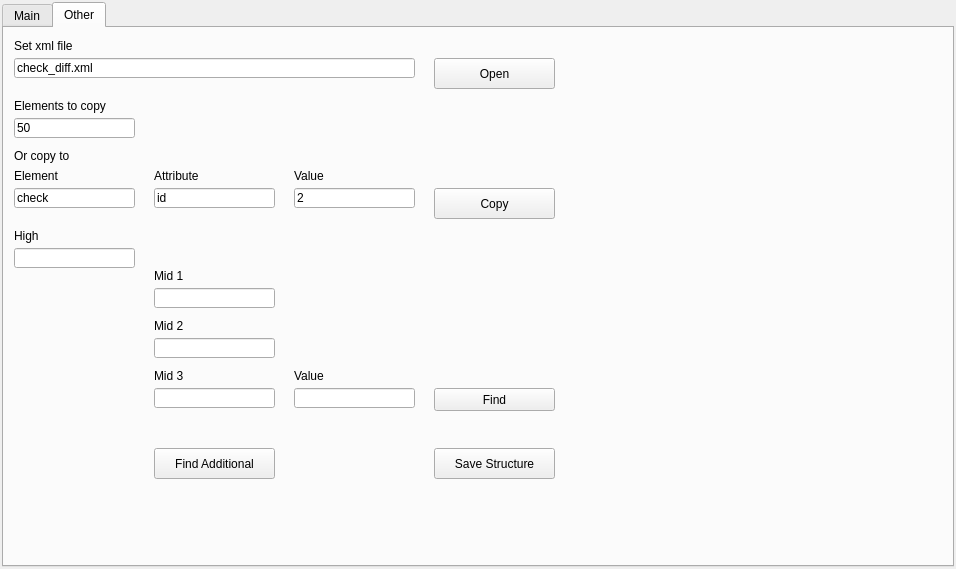
Altsdandre/XmlAddressParse, file XmlAddressParse.ui: the form before one commit.
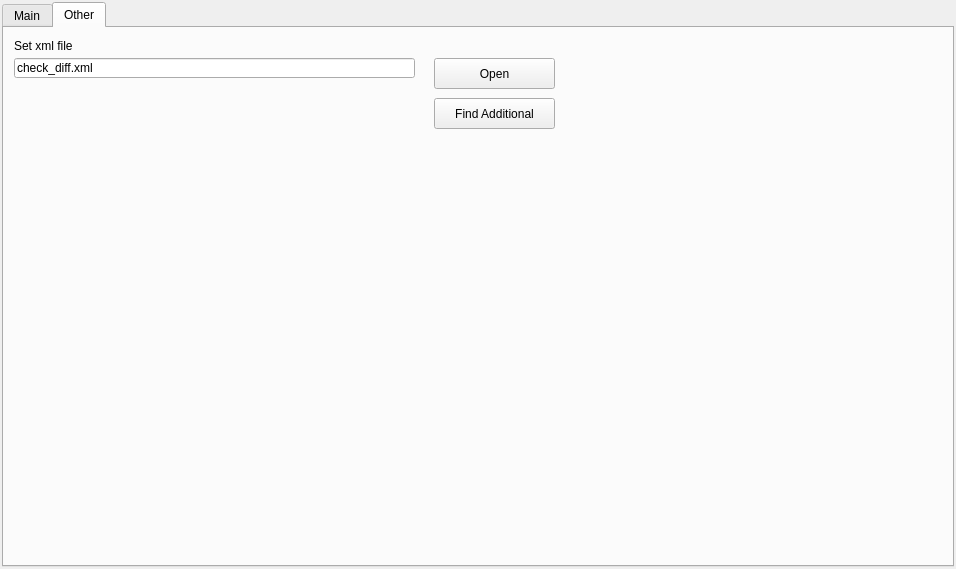
The form after the commit. The open tabs and pages were chosen to show the change.

The edit to the form file:
```diff
--- a/XmlAddressParse.ui
+++ b/XmlAddressParse.ui
@@ -141,8 +141,8 @@
        <widget class="QPushButton" name="pushButton">
         <property name="geometry">
          <rect>
-          <x>150</x>
-          <y>420</y>
+          <x>430</x>
+          <y>70</y>
           <width>121</width>
           <height>31</height>
          </rect>
@@ -164,65 +164,6 @@
          <string>Open</string>
         </property>
        </widget>
-       <widget class="QLabel" name="label_6">
-        <property name="geometry">
-         <rect>
-          <x>150</x>
-          <y>340</y>
-          <width>121</width>
-          <height>16</height>
-         </rect>
-        </property>
-        <property name="text">
-         <string>Mid 3</string>
-        </property>
-       </widget>
-       <widget class="QLineEdit" name="elementEdit">
-        <property name="geometry">
-         <rect>
-          <x>10</x>
-          <y>160</y>
-          <width>121</width>
-          <height>20</height>
-         </rect>
-        </property>
-        <property name="text">
-         <string>check</string>
-        </property>
-        <property name="placeholderText">
-         <string>check</string>
-        </property>
-       </widget>
-       <widget class="QLineEdit" name="mid1Edit">
-        <property name="geometry">
-         <rect>
-          <x>150</x>
-          <y>260</y>
-          <width>121</width>
-          <height>20</height>
-         </rect>
-        </property>
-       </widget>
-       <widget class="QLineEdit" name="highEdit">
-        <property name="geometry">
-         <rect>
-          <x>10</x>
-          <y>220</y>
-          <width>121</width>
-          <height>20</height>
-         </rect>
-        </property>
-       </widget>
-       <widget class="QLineEdit" name="mid3Edit">
-        <property name="geometry">
-         <rect>
-          <x>150</x>
-          <y>360</y>
-          <width>121</width>
-          <height>20</height>
-         </rect>
-        </property>
-       </widget>
        <widget class="QLineEdit" name="openEdit">
         <property name="geometry">
          <rect>
@@ -236,100 +177,6 @@
          <string>check_diff.xml</string>
         </property>
        </widget>
-       <widget class="QPushButton" name="saveStructButton">
-        <property name="geometry">
-         <rect>
-          <x>430</x>
-          <y>420</y>
-          <width>121</width>
-          <height>31</height>
-         </rect>
-        </property>
-        <property name="text">
-         <string>Save Structure</string>
-        </property>
-       </widget>
-       <widget class="QLabel" name="label">
-        <property name="geometry">
-         <rect>
-          <x>10</x>
-          <y>120</y>
-          <width>121</width>
-          <height>16</height>
-         </rect>
-        </property>
-        <property name="text">
-         <string>Or copy to</string>
-        </property>
-       </widget>
-       <widget class="QLabel" name="elementlabel">
-        <property name="geometry">
-         <rect>
-          <x>10</x>
-          <y>140</y>
-          <width>111</width>
-          <height>16</height>
-         </rect>
-        </property>
-        <property name="text">
-         <string>Element</string>
-        </property>
-       </widget>
-       <widget class="QLabel" name="label_4">
-        <property name="geometry">
-         <rect>
-          <x>290</x>
-          <y>340</y>
-          <width>121</width>
-          <height>16</height>
-         </rect>
-        </property>
-        <property name="text">
-         <string>Value</string>
-        </property>
-       </widget>
-       <widget class="QLineEdit" name="valueEdit">
-        <property name="geometry">
-         <rect>
-          <x>290</x>
-          <y>160</y>
-          <width>121</width>
-          <height>20</height>
-         </rect>
-        </property>
-        <property name="text">
-         <string>2</string>
-        </property>
-        <property name="placeholderText">
-         <string>2</string>
-        </property>
-       </widget>
-       <widget class="QLabel" name="label_2">
-        <property name="geometry">
-         <rect>
-          <x>10</x>
-          <y>200</y>
-          <width>111</width>
-          <height>16</height>
-         </rect>
-        </property>
-        <property name="text">
-         <string>High</string>
-        </property>
-       </widget>
-       <widget class="QPushButton" name="findButton">
-        <property name="geometry">
-         <rect>
-          <x>430</x>
-          <y>360</y>
-          <width>121</width>
-          <height>23</height>
-         </rect>
-        </property>
-        <property name="text">
-         <string>Find</string>
-        </property>
-       </widget>
        <widget class="QLabel" name="openlabel">
         <property name="geometry">
          <rect>
@@ -343,136 +190,6 @@
          <string>Set xml file</string>
         </property>
        </widget>
-       <widget class="QLineEdit" name="attributeEdit">
-        <property name="geometry">
-         <rect>
-          <x>150</x>
-          <y>160</y>
-          <width>121</width>
-          <height>20</height>
-         </rect>
-        </property>
-        <property name="text">
-         <string>id</string>
-        </property>
-        <property name="placeholderText">
-         <string>id</string>
-        </property>
-       </widget>
-       <widget class="QLineEdit" name="copyEdit">
-        <property name="geometry">
-         <rect>
-          <x>10</x>
-          <y>90</y>
-          <width>121</width>
-          <height>20</height>
-         </rect>
-        </property>
-        <property name="text">
-         <string>50</string>
-        </property>
-        <property name="placeholderText">
-         <string>50</string>
-        </property>
-       </widget>
-       <widget class="QPushButton" name="copyButton">
-        <property name="geometry">
-         <rect>
-          <x>430</x>
-          <y>160</y>
-          <width>121</width>
-          <height>31</height>
-         </rect>
-        </property>
-        <property name="text">
-         <string>Copy</string>
-        </property>
-       </widget>
-       <widget class="QLabel" name="label_5">
-        <property name="geometry">
-         <rect>
-          <x>150</x>
-          <y>290</y>
-          <width>121</width>
-          <height>16</height>
-         </rect>
-        </property>
-        <property name="text">
-         <string>Mid 2</string>
-        </property>
-       </widget>
-       <widget class="QLabel" name="attributelabel">
-        <property name="geometry">
-         <rect>
-          <x>150</x>
-          <y>140</y>
-          <width>111</width>
-          <height>16</height>
-         </rect>
-        </property>
-        <property name="text">
-         <string>Attribute</string>
-        </property>
-       </widget>
-       <widget class="QLabel" name="copylabel">
-        <property name="geometry">
-         <rect>
-          <x>10</x>
-          <y>70</y>
-          <width>121</width>
-          <height>16</height>
-         </rect>
-        </property>
-        <property name="text">
-         <string>Elements to copy</string>
-        </property>
-       </widget>
-       <widget class="QLineEdit" name="mid2Edit">
-        <property name="geometry">
-         <rect>
-          <x>150</x>
-          <y>310</y>
-          <width>121</width>
-          <height>20</height>
-         </rect>
-        </property>
-       </widget>
-       <widget class="QLineEdit" name="valEdit">
-        <property name="geometry">
-         <rect>
-          <x>290</x>
-          <y>360</y>
-          <width>121</width>
-          <height>20</height>
-         </rect>
-        </property>
-       </widget>
-       <widget class="QLabel" name="valuelabel">
-        <property name="geometry">
-         <rect>
-          <x>290</x>
-          <y>140</y>
-          <width>111</width>
-          <height>16</height>
-         </rect>
-        </property>
-        <property name="text">
-         <string>Value</string>
-        </property>
-       </widget>
-       <widget class="QLabel" name="label_3">
-        <property name="geometry">
-         <rect>
-          <x>150</x>
-          <y>240</y>
-          <width>121</width>
-          <height>16</height>
-         </rect>
-        </property>
-        <property name="text">
-         <string>Mid 1</string>
-        </property>
-       </widget>
       </widget>
      </widget>
     </item>
```
Left out of the diff: 2 changed lines with no effect on the pictures.
